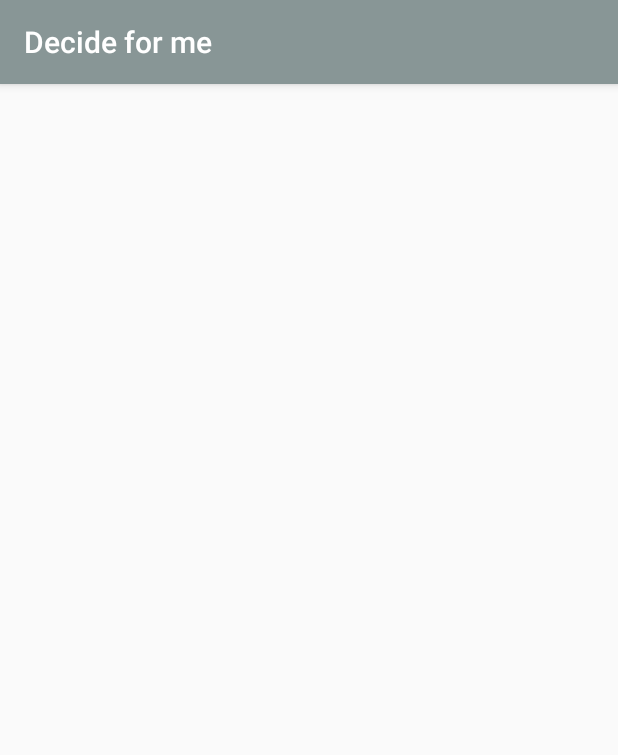
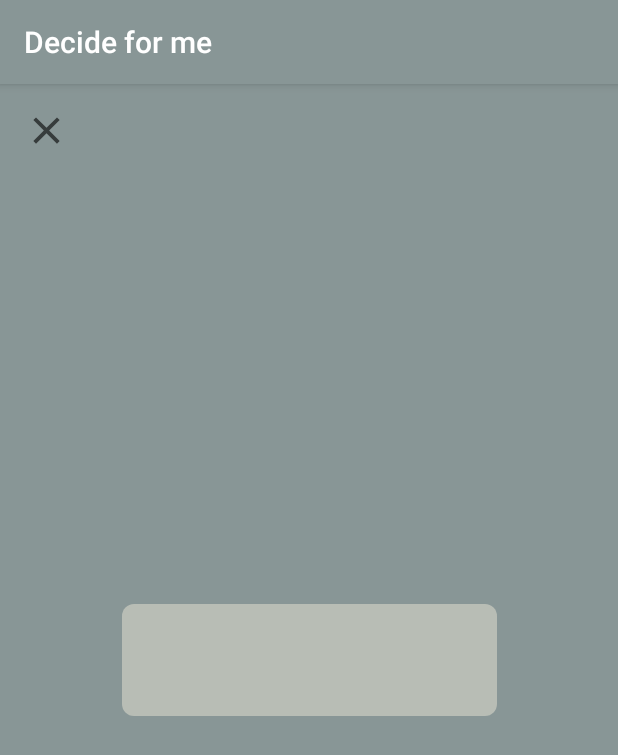
Before and after one commit to secretgh/Decider-App, an Android app: the ResultActivity screen opened directly, with no data from a screen before it, on a phone screen of 412 x 824 dp. Shown: the top 755 px of the screen. Run offline under Robolectric (Android 15) with nearby library versions, the phone set to English and light mode, and no system bars.

Commit message:
Added google map functionalty and finished Result activity

```diff
--- a/app/src/main/AndroidManifest.xml
+++ b/app/src/main/AndroidManifest.xml
@@ -2,6 +2,7 @@
 <manifest xmlns:android="http://schemas.android.com/apk/res/android"
     package="com.decideforme">
 
+    <uses-permission android:name="android.permission.ACCESS_FINE_LOCATION" />
     <application
         android:allowBackup="true"
         android:icon="@mipmap/ic_launcher"
--- a/app/src/main/res/layout/activity_result.xml
+++ b/app/src/main/res/layout/activity_result.xml
@@ -4,6 +4,33 @@
     xmlns:tools="http://schemas.android.com/tools"
     android:layout_width="match_parent"
     android:layout_height="match_parent"
+    android:background="@color/Spanish_Gray"
     tools:context=".ResultActivity">
 
+    <TextView
+        android:id="@+id/txtResult"
+        android:layout_width="250dp"
+        android:layout_height="wrap_content"
+        android:padding="20sp"
+        android:textAlignment="center"
+        android:text="ExampleText"
+        android:textSize="25sp"
+        android:textColor="@color/Alabaster"
+        android:background="@drawable/btn_rounded"
+        app:layout_constraintBottom_toBottomOf="parent"
+        app:layout_constraintEnd_toEndOf="parent"
+        app:layout_constraintHorizontal_bias="0.5"
+        app:layout_constraintStart_toStartOf="parent"
+        app:layout_constraintTop_toTopOf="parent" />
+
+    <ImageButton
+        android:id="@+id/btnExit"
+        android:layout_width="wrap_content"
+        android:layout_height="wrap_content"
+        android:layout_marginStart="16dp"
+        android:layout_marginTop="16dp"
+        android:background="@android:color/transparent"
+        app:layout_constraintStart_toStartOf="parent"
+        app:layout_constraintTop_toTopOf="parent"
+        app:srcCompat="@drawable/ic_baseline_close_24" />
 </androidx.constraintlayout.widget.ConstraintLayout>
```
Also changed, not shown: app/src/main/java/com/decideforme/DecideActivity.kt (+36 -1 lines), app/src/main/java/com/decideforme/ResultActivity.kt (+73 -1 lines).
